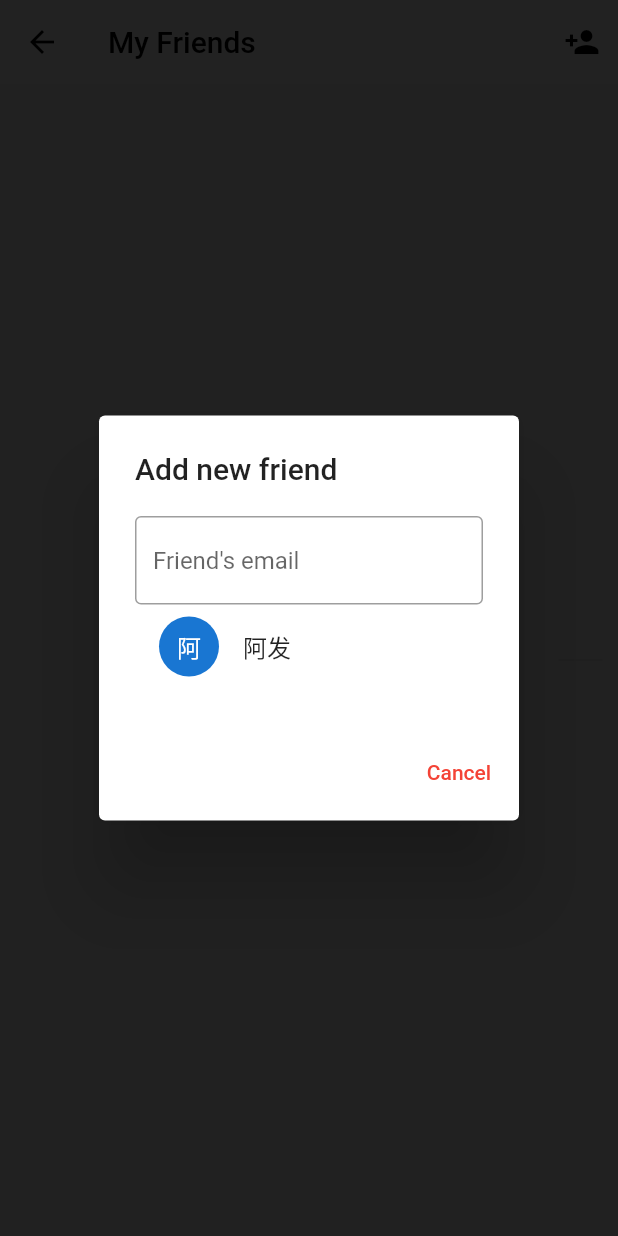
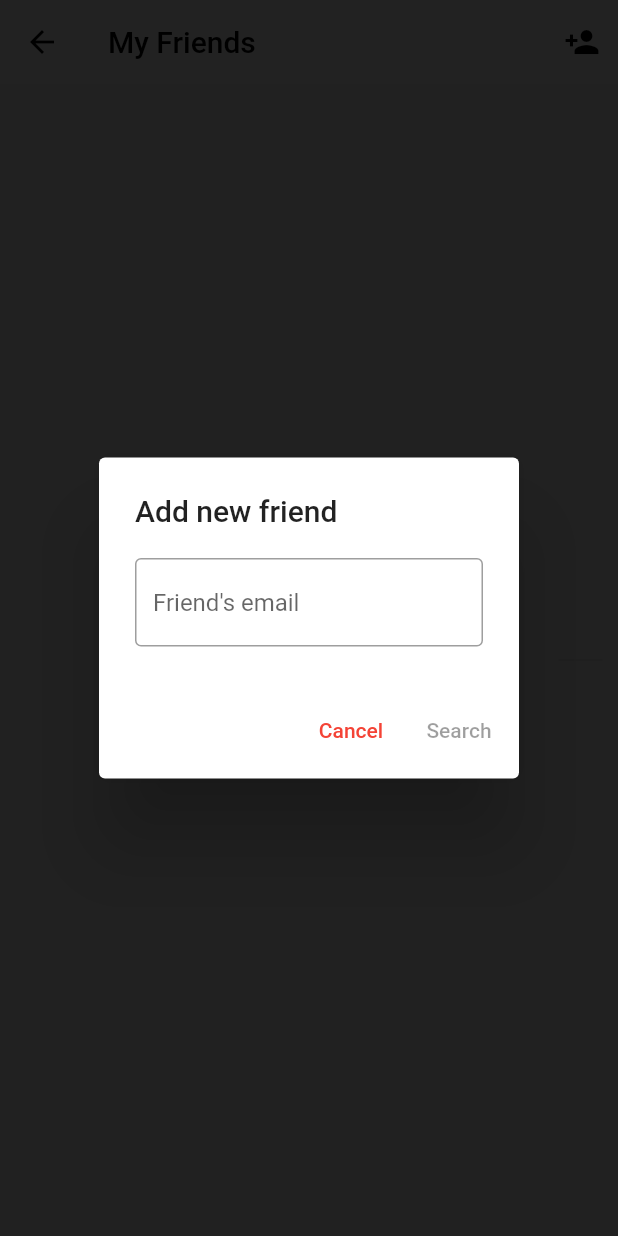
Before and after one commit to RD-Project4/smart-photo-album-frontend, a Flutter app: the FriendsPage screen opened directly, after a tap on the "person add" icon, on a phone screen of 412 x 824 dp. Run offline on Flutter 3.47's test engine with Material 2 defaults, Android fonts, the phone set to English and light mode, and no system bars; drawn by our look-alikes of azlistview; our stand-ins replace bloc, flutter_bloc, group_button, grouped_list, material_floating_search_bar, permission_handler and 2 more; missing offline and left inert: lpinyin, passwordfield, photo_manager, tflite_flutter, tflite_flutter_helper; network calls fail; project files that could hold a hidden picture were left out.

Commit message:
fix: 添加好友

```diff
--- a/lib/pages/friends/FriendsPage.dart
+++ b/lib/pages/friends/FriendsPage.dart
@@ -143,33 +143,12 @@ class _FriendsPageState extends State<FriendsPage> {
   }
 
   void addFriend() {
-    FriendInfo _model = FriendInfo.copy(_friends[1]);
-    _model.isShowSuspension = false;
-
     DialogUtil.showCustomDialog<bool>(
       context: context,
       builder: (context) {
-        return AlertDialog(
-          title: Text("Add new friend"),
-          content: Column(
-            mainAxisSize: MainAxisSize.min,
-            children: [
-              TextField(
-                  decoration: InputDecoration(
-                      border: OutlineInputBorder(),
-                      hintText: 'Friend\'s email')),
-              _buildListItem(_model)
-            ],
-          ),
-          actions: <Widget>[
-            TextButton(
-              child: Text(
-                "Cancel",
-                style: TextStyle(color: Colors.red),
-              ),
-              onPressed: () => Navigator.of(context).pop(),
-            ),
-          ],
+        return AddFriend(
+          buildItemFn: _buildListItem,
+          friends: _friends,
         );
       },
     );
@@ -224,3 +203,92 @@ class _FriendsPageState extends State<FriendsPage> {
         ));
   }
 }
+
+class AddFriend extends StatefulWidget {
+  final buildItemFn;
+  final List<FriendInfo> friends; // 临时变量，在对接接口需删除
+
+  AddFriend({Key? key, this.buildItemFn, required this.friends})
+      : super(key: key);
+
+  @override
+  State<StatefulWidget> createState() => _AddFriendState();
+}
+
+class _AddFriendState extends State<AddFriend> {
+  String _newFriendEmail = "";
+  Widget? searchRes;
+
+  @override
+  Widget build(BuildContext context) {
+    return AlertDialog(
+      title: Text("Add new friend"),
+      content: Column(
+        mainAxisSize: MainAxisSize.min,
+        children: [
+          TextField(
+            decoration: InputDecoration(
+                border: OutlineInputBorder(), hintText: 'Friend\'s email'),
+            onChanged: (val) {
+              print(val);
+              setState(() {
+                _newFriendEmail = val;
+              });
+            },
+          ),
+          searchRes ?? Container(),
+        ],
+      ),
+      actions: <Widget>[
+        TextButton(
+          child: Text(
+            "Cancel",
+            style: TextStyle(color: Colors.red),
+          ),
+          onPressed: () => Navigator.of(context).pop(),
+        ),
+        TextButton(
+          child: Text(
+            "Search",
+          ),
+          onPressed: _newFriendEmail != "" ? searchFriend : null,
+        ),
+      ],
+    );
+  }
+
+  void searchFriend() {
+    print(_newFriendEmail);
+
+    // TODO: 从api获取输入的email所对应的用户，并赋值给_model，这里暂时用friends列表中的一项代替
+    FriendInfo _model = FriendInfo.copy(widget.friends[1]);
+    _model.isShowSuspension = false;
+
+    setState(() {
+      if (_model != null) {
+        // 输入的email有对应的用户
+        // TODO: 处理搜索的用户已在好友列表的情况
+
+        searchRes = Column(
+          crossAxisAlignment: CrossAxisAlignment.start,
+          children: [
+            widget.buildItemFn(_model),
+            Container(
+              padding: EdgeInsets.only(left: 15),
+              child:
+                  TextButton(onPressed: () {}, child: Text('Send invitation')),
+            ),
+          ],
+        );
+      } else {
+        searchRes = Container(
+          width: double.infinity,
+          child: Text(
+            "User does not exist",
+            style: TextStyle(color: Colors.red),
+          ),
+        );
+      }
+    });
+  }
+}
```
